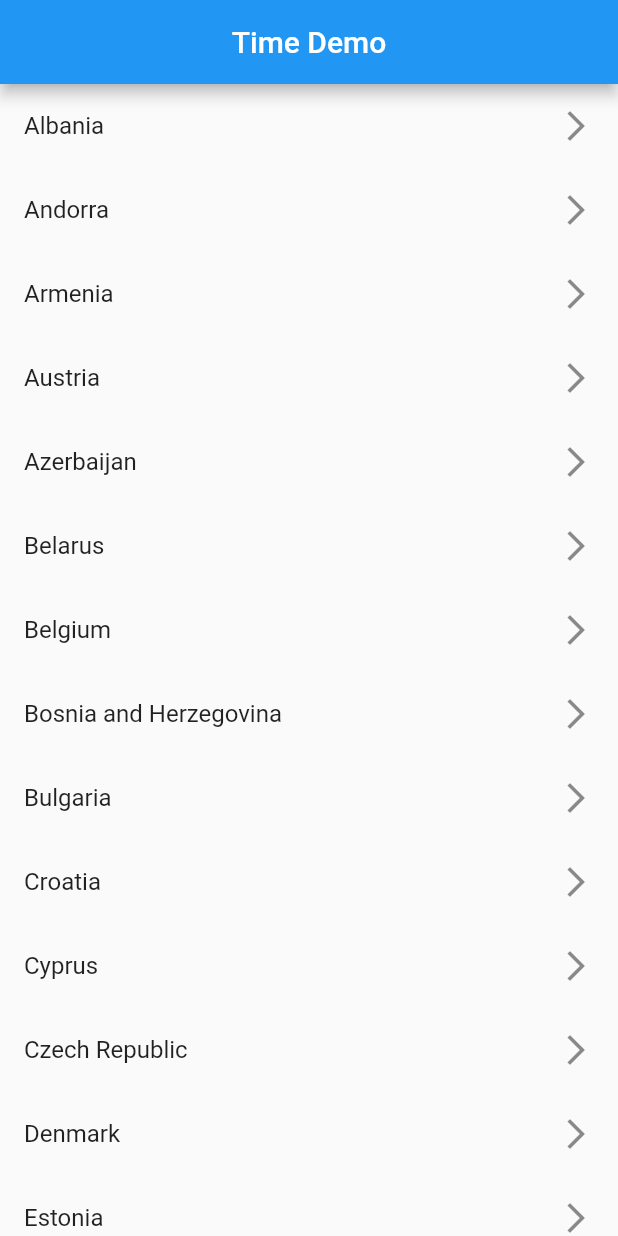
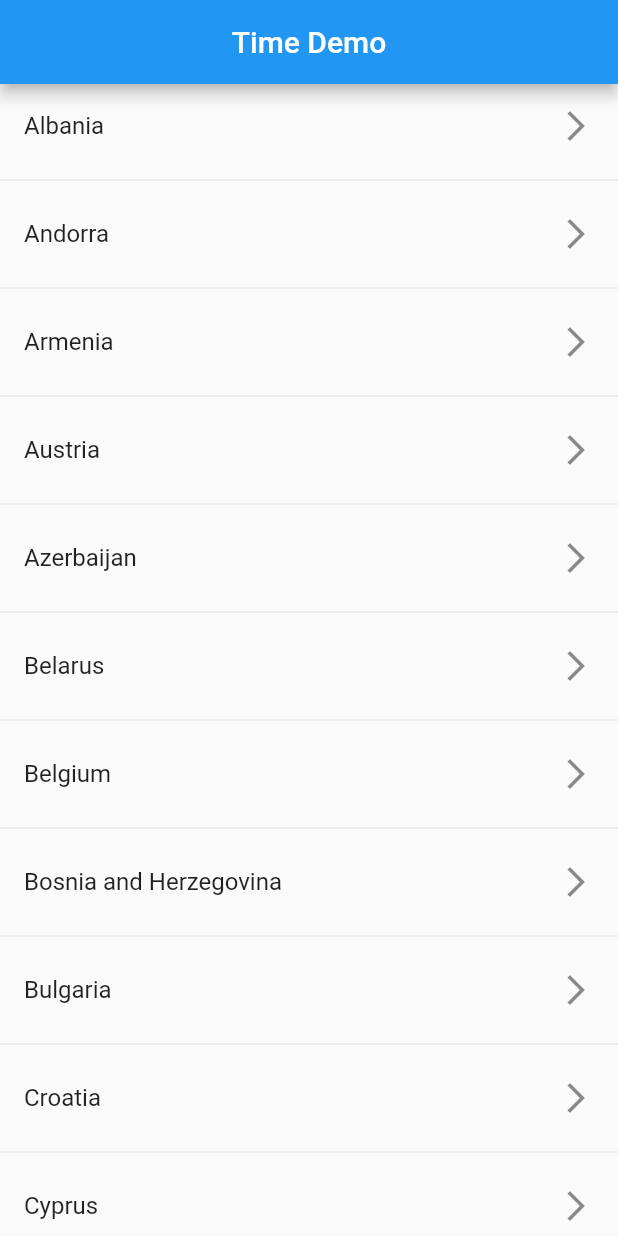
Before and after one commit to LawrenceOnen/orderly_test, a Flutter app: the screen it shows after launch, on a phone screen of 412 x 824 dp. Run offline on Flutter 3.47's test engine with Material 2 defaults, Android fonts, the phone set to English and light mode, and no system bars.

Commit message:
added divided to the tiles using listview separator

```diff
--- a/orderly_test/myapp/lib/homepage.dart
+++ b/orderly_test/myapp/lib/homepage.dart
@@ -17,9 +17,10 @@ class Homepage extends StatelessWidget {
         'Netherlands', 'Norway', 'Poland', 'Portugal', 'Romania', 'Russia',
         'San Marino', 'Serbia', 'Slovakia', 'Slovenia', 'Spain', 'Sweden',
         'Switzerland', 'Turkey', 'Ukraine', 'United Kingdom', 'Vatican City'];
-        return ListView.builder(
+        return ListView.separated(
               itemCount: europeanCountries.length,
-        itemBuilder: (context, index) {
+              separatorBuilder: (BuildContext context, int index) => Divider(),
+              itemBuilder: (BuildContext context, int index) {
                 return ListTile(
                   title: Text(europeanCountries[index]),
                   trailing: Icon(Icons.arrow_forward_ios),
```
Lines whose indentation alone changed are shown as unchanged.
